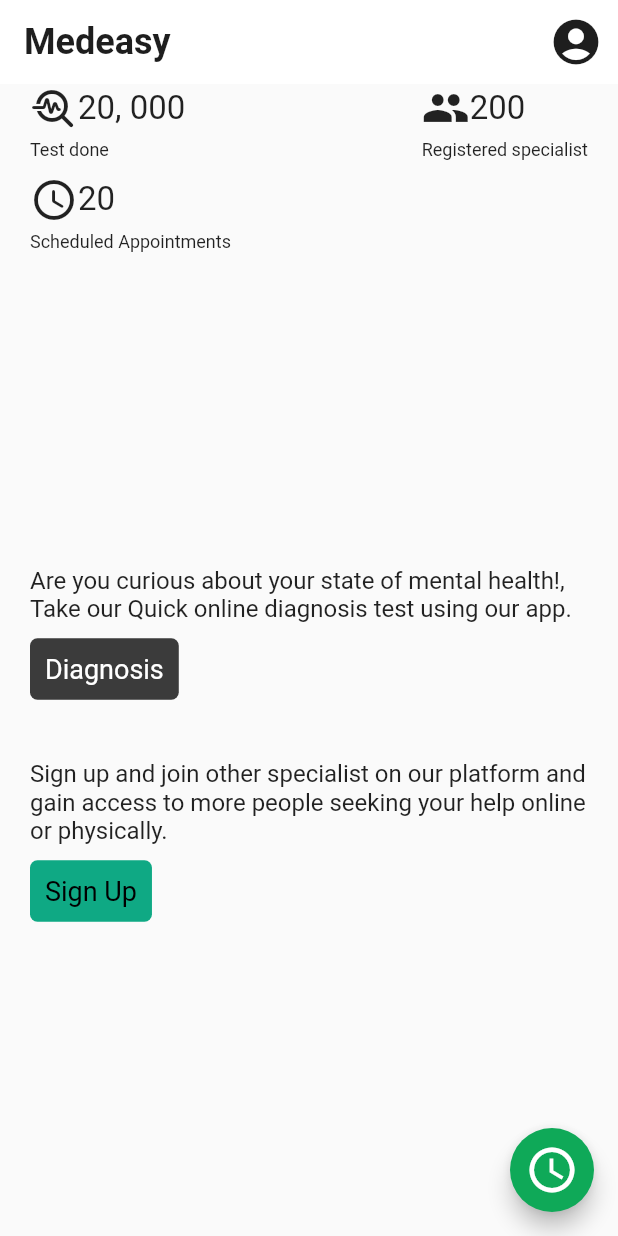
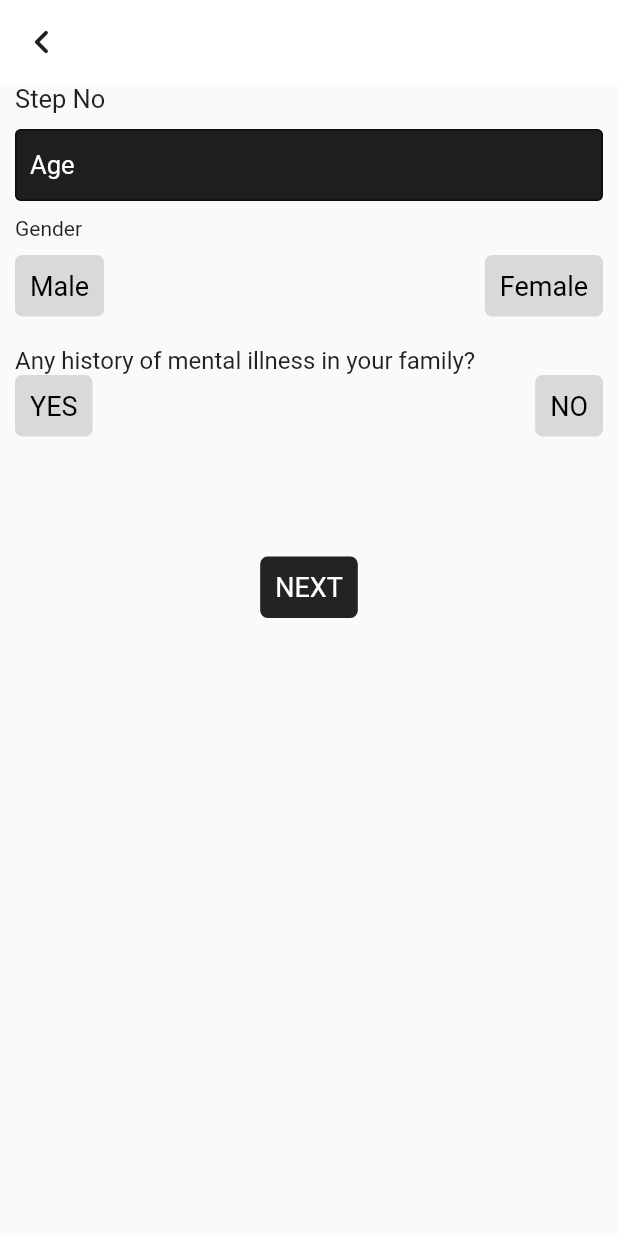
Before and after one commit to botdenoms/medeasy, a Flutter app: the screen it shows after launch, after a tap on the "schedule" icon, on a phone screen of 412 x 824 dp. Run offline on Flutter 3.47's test engine with Material 2 defaults, Android fonts, the phone set to English and light mode, and no system bars.

Commit message:
Diagnosis: navigation to screen, base setup of diagnosis feature

```diff
--- /dev/null
+++ b/lib/screens/diagnosis.dart
@@ -0,0 +1,73 @@
+import 'package:flutter/material.dart';
+
+import 'package:medeasy/widgets/widgets.dart';
+
+class Diagnosis extends StatefulWidget {
+  const Diagnosis({super.key});
+
+  @override
+  State<Diagnosis> createState() => _DiagnosisState();
+}
+
+class _DiagnosisState extends State<Diagnosis> {
+  @override
+  Widget build(BuildContext context) {
+    return Scaffold(
+      appBar: AppBar(
+        leading: GestureDetector(
+          onTap: () {
+            Navigator.of(context).pop();
+          },
+          child: const Icon(
+            Icons.chevron_left_rounded,
+            color: Color(0xFF1E1E1E),
+            size: 32,
+          ),
+        ),
+        elevation: 0,
+        backgroundColor: Colors.white,
+      ),
+      body: SingleChildScrollView(
+        child: Padding(
+          padding: const EdgeInsets.symmetric(horizontal: 10),
+          child: Column(
+            crossAxisAlignment: CrossAxisAlignment.start,
+            children: [
+              const Text(
+                'Step No',
+                style: TextStyle(fontSize: 17),
+              ),
+              const SizedBox(height: 10),
+              StepOne(),
+              SizedBox(height: 40),
+              Row(
+                mainAxisAlignment: MainAxisAlignment.center,
+                crossAxisAlignment: CrossAxisAlignment.center,
+                children: [
+                  GestureDetector(
+                    onTap: () {},
+                    child: Container(
+                      padding: const EdgeInsets.symmetric(
+                        horizontal: 10,
+                        vertical: 10,
+                      ),
+                      decoration: BoxDecoration(
+                        color: const Color(0xFF232323),
+                        borderRadius: BorderRadius.circular(5.0),
+                      ),
+                      child: const Text(
+                        'NEXT',
+                        style: TextStyle(fontSize: 18, color: Colors.white),
+                      ),
+                    ),
+                  ),
+                ],
+              ),
+              const SizedBox(height: 20),
+            ],
+          ),
+        ),
+      ),
+    );
+  }
+}
--- a/lib/screens/home.dart
+++ b/lib/screens/home.dart
@@ -1,4 +1,5 @@
 import 'package:flutter/material.dart';
+import 'package:medeasy/screens/screens.dart';
 
 class Home extends StatefulWidget {
   const Home({super.key});
@@ -95,7 +96,9 @@ class _HomeState extends State<Home> {
             ),
             //const SizedBox(height: 40),
             const Spacer(),
-            const Text('Are you curious about your state of mental health!, Take our Quick online diagnosis test using our app.', style: TextStyle(fontSize: 16)),
+            const Text(
+                'Are you curious about your state of mental health!, Take our Quick online diagnosis test using our app.',
+                style: TextStyle(fontSize: 16)),
             const SizedBox(height: 10),
             GestureDetector(
               onTap: () {},
@@ -115,7 +118,9 @@ class _HomeState extends State<Home> {
               ),
             ),
             const SizedBox(height: 40),
-            const Text('Sign up and join other specialist on our platform and gain access to more people seeking your help online or physically.', style: TextStyle(fontSize: 16)),
+            const Text(
+                'Sign up and join other specialist on our platform and gain access to more people seeking your help online or physically.',
+                style: TextStyle(fontSize: 16)),
             const SizedBox(height: 10),
             GestureDetector(
               onTap: () {},
@@ -139,7 +144,11 @@ class _HomeState extends State<Home> {
         ),
       ),
       floatingActionButton: FloatingActionButton(
-        onPressed: () {},
+        onPressed: () {
+          Navigator.of(context).push(MaterialPageRoute<void>(
+            builder: (BuildContext context) => const Diagnosis(),
+          ));
+        },
         tooltip: 'Schedule an appointment',
         backgroundColor: const Color(0xFF0FA958),
         child: const Icon(Icons.schedule, size: 36),
--- a/lib/screens/screens.dart
+++ b/lib/screens/screens.dart
@@ -1 +1,2 @@
 export './home.dart';
+export './diagnosis.dart';
--- /dev/null
+++ b/lib/widgets/step_one.dart
@@ -0,0 +1,123 @@
+import 'package:flutter/material.dart';
+
+class StepOne extends StatefulWidget {
+  const StepOne({super.key});
+
+  @override
+  State<StepOne> createState() => _StepOneState();
+}
+
+class _StepOneState extends State<StepOne> {
+  @override
+  Widget build(BuildContext context) {
+    return Column(
+      crossAxisAlignment: CrossAxisAlignment.start,
+      children: [
+        const TextField(
+          decoration: InputDecoration(
+              hintText: 'Age',
+              filled: true,
+              fillColor: Color(0xFF1E1E1E),
+              hintStyle: TextStyle(fontSize: 17, color: Colors.white),
+              contentPadding: EdgeInsets.symmetric(horizontal: 10),
+              border:  OutlineInputBorder(),
+          ),
+          keyboardType: TextInputType.number,
+          style: TextStyle(fontSize: 17, color: Colors.white),
+        ),
+        const SizedBox(height: 10),
+        const Text(
+          'Gender',
+          style: TextStyle(fontSize: 14),
+        ),
+        const SizedBox(height: 10),
+        Row(
+          mainAxisAlignment: MainAxisAlignment.spaceBetween,
+          crossAxisAlignment: CrossAxisAlignment.center,
+          children: [
+            GestureDetector(
+              onTap: () {},
+              child: Container(
+                padding: const EdgeInsets.symmetric(
+                  horizontal: 10,
+                  vertical: 10,
+                ),
+                decoration: BoxDecoration(
+                  color: const Color(0xFFD9D9D9),
+                  borderRadius: BorderRadius.circular(5.0),
+                ),
+                child: const Text(
+                  'Male',
+                  style: TextStyle(fontSize: 18, color: Colors.black),
+                ),
+              ),
+            ),
+            GestureDetector(
+              onTap: () {},
+              child: Container(
+                padding: const EdgeInsets.symmetric(
+                  horizontal: 10,
+                  vertical: 10,
+                ),
+                decoration: BoxDecoration(
+                  color: const Color(0xFFD9D9D9),
+                  borderRadius: BorderRadius.circular(5.0),
+                ),
+                child: const Text(
+                  'Female',
+                  style: TextStyle(fontSize: 18, color: Colors.black),
+                ),
+              ),
+            ),
+          ],
+        ),
+        const SizedBox(height: 20),
+        const Text(
+          'Any history of mental illness in your family? ',
+          style: TextStyle(fontSize: 16),
+        ),
+        Row(
+          mainAxisAlignment: MainAxisAlignment.spaceBetween,
+          crossAxisAlignment: CrossAxisAlignment.center,
+          children: [
+            GestureDetector(
+              onTap: () {},
+              child: Container(
+                padding: const EdgeInsets.symmetric(
+                  horizontal: 10,
+                  vertical: 10,
+                ),
+                decoration: BoxDecoration(
+                  color: const Color(0xFFD9D9D9),
+                  borderRadius: BorderRadius.circular(5.0),
+                ),
+                child: const Text(
+                  'YES',
+                  style: TextStyle(fontSize: 18, color: Colors.black),
+                ),
+              ),
+            ),
+            GestureDetector(
+              onTap: () {},
+              child: Container(
+                padding: const EdgeInsets.symmetric(
+                  horizontal: 10,
+                  vertical: 10,
+                ),
+                decoration: BoxDecoration(
+                  color: const Color(0xFFD9D9D9),
+                  borderRadius: BorderRadius.circular(5.0),
+                ),
+                child: const Text(
+                  'NO',
+                  style: TextStyle(fontSize: 18, color: Colors.black),
+                ),
+              ),
+            ),
+          ],
+        ),
+        SizedBox(height: 40),
+      ],
+    );
+  }
+}
--- /dev/null
+++ b/lib/widgets/widgets.dart
@@ -0,0 +1 @@
+export './step_one.dart';
```
